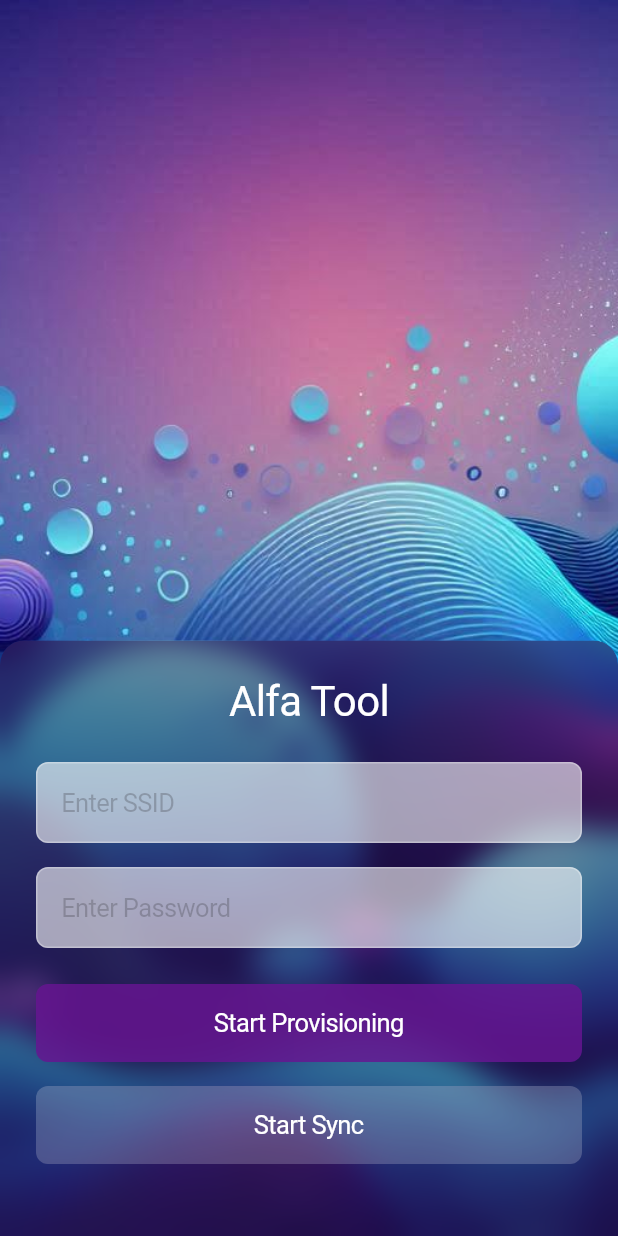
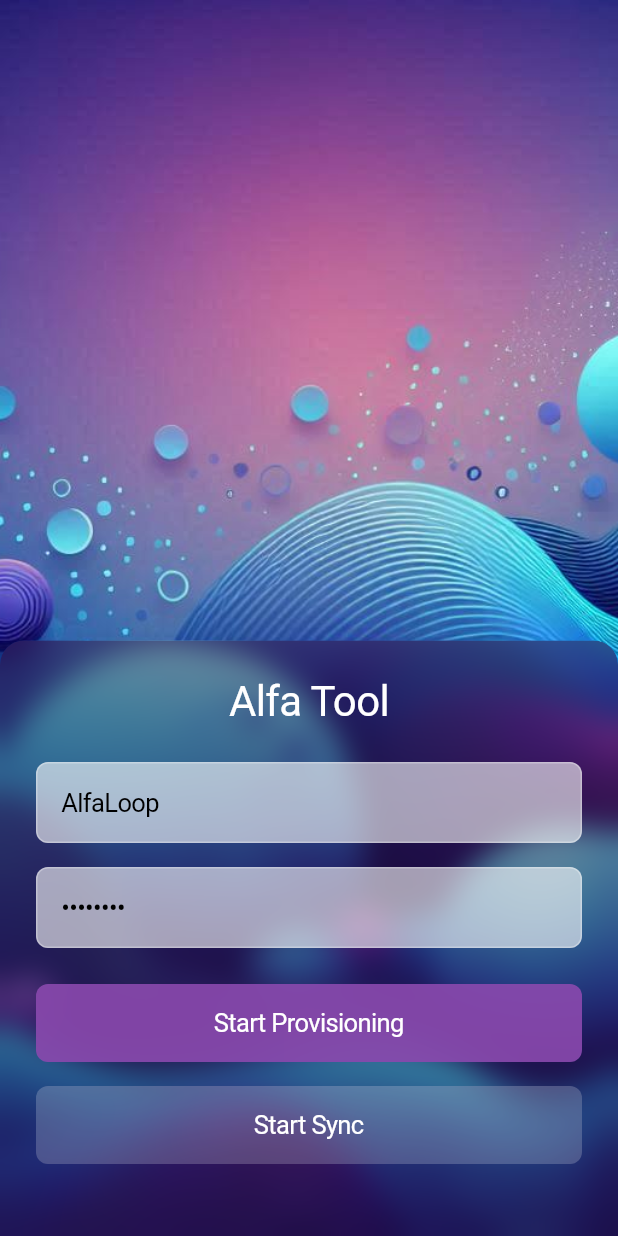
Before and after one commit to SD19767/alfa_tool, a Flutter app: the screen it shows after launch, on a phone screen of 412 x 824 dp. Run offline on Flutter 3.47's test engine with Material 3 defaults, Android fonts, the phone set to English and light mode, and no system bars.

Commit message:
feature: update view

```diff
--- a/lib/main.dart
+++ b/lib/main.dart
@@ -28,6 +28,8 @@ class _ProvisioningPageState extends State<ProvisioningPage> {
 
   @override
   Widget build(BuildContext context) {
+    _ssidController.text = 'AlfaLoop';
+    _passwordController.text = '12345687';
     return CupertinoPageScaffold(
       child: Stack(
         children: [
@@ -97,7 +99,7 @@ class _ProvisioningPageState extends State<ProvisioningPage> {
                         child: BackdropFilter(
                           filter: ImageFilter.blur(sigmaX: 10.0, sigmaY: 10.0),
                           child: Container(
-                            color: Color.fromARGB(255, 105, 20, 147).withOpacity(0.8),
+                            color: Color.fromARGB(255, 138, 73, 174).withOpacity(0.9),
                             child: CupertinoButton(
                               color: Colors.transparent,
                               onPressed: _agreeToTerms
```
